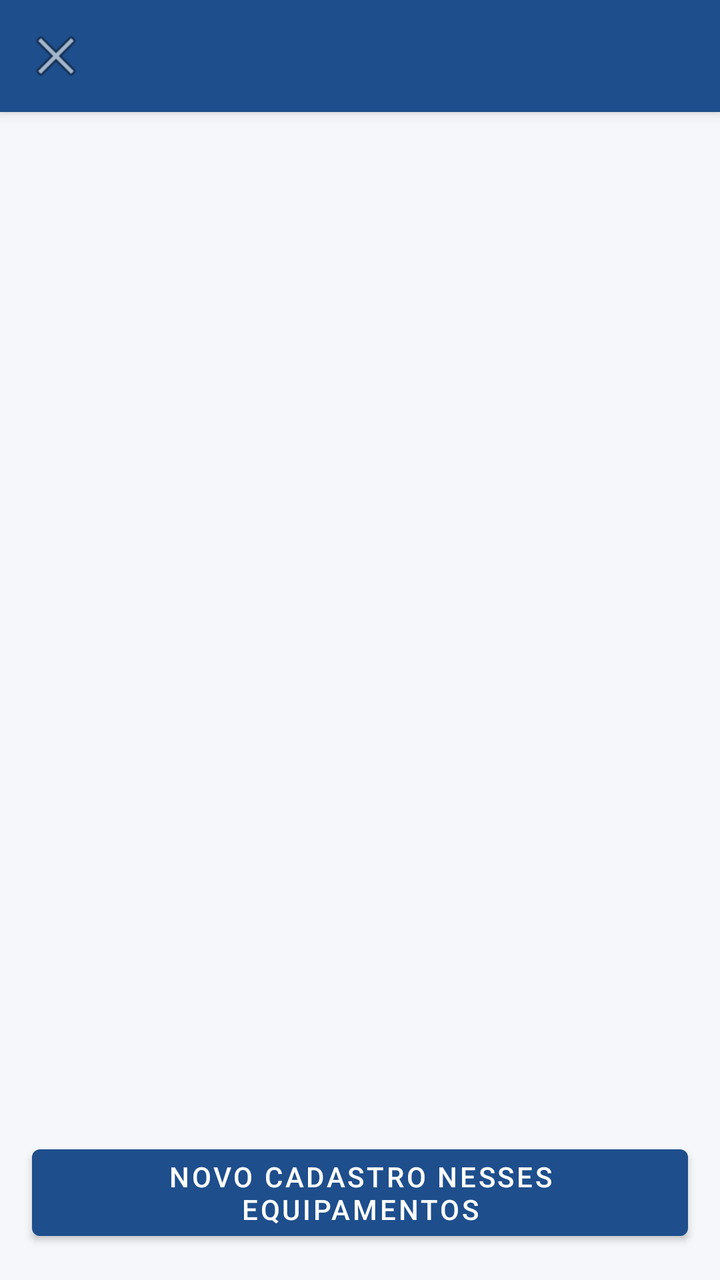
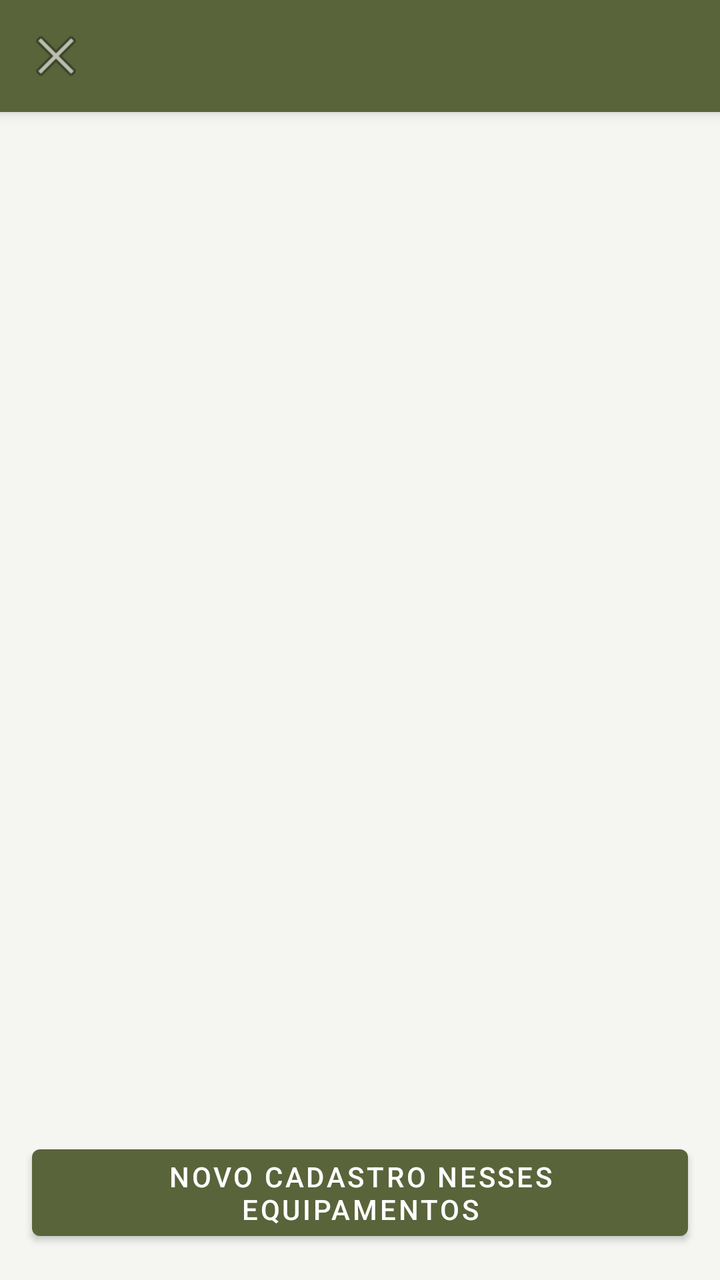

An Android layout rendered at two revisions. The XML below is the earlier revision; the diff shows what the commit changed to produce the second picture.
<!-- AndroidManifest.xml: application theme Theme.FacialApp -->
<!-- res/layout/activity_predio.xml -->
<?xml version="1.0" encoding="utf-8"?>
<androidx.coordinatorlayout.widget.CoordinatorLayout
    xmlns:android="http://schemas.android.com/apk/res/android"
    xmlns:app="http://schemas.android.com/apk/res-auto"
    android:layout_width="match_parent"
    android:layout_height="match_parent">

    <com.google.android.material.appbar.AppBarLayout
        android:layout_width="match_parent"
        android:layout_height="wrap_content">
        <androidx.appcompat.widget.Toolbar
            android:id="@+id/toolbar"
            android:layout_width="match_parent"
            android:layout_height="?attr/actionBarSize"
            android:background="@color/primary"
            android:titleTextColor="#FFFFFF"
            app:navigationIcon="@android:drawable/ic_menu_close_clear_cancel" />
    </com.google.android.material.appbar.AppBarLayout>

    <LinearLayout
        android:layout_width="match_parent"
        android:layout_height="match_parent"
        android:orientation="vertical"
        app:layout_behavior="@string/appbar_scrolling_view_behavior">

        <TextView
            android:id="@+id/textSemEquipamentos"
            android:layout_width="match_parent"
            android:layout_height="wrap_content"
            android:padding="24dp"
            android:gravity="center"
            android:text="Nenhum equipamento configurado ainda.\nToque no ⚙️ para configurar este prédio."
            android:textColor="#88000000"
            android:visibility="gone" />

        <androidx.recyclerview.widget.RecyclerView
            android:id="@+id/recyclerEquipamentos"
            android:layout_width="match_parent"
            android:layout_height="0dp"
            android:layout_weight="1"
            android:padding="8dp"
            android:clipToPadding="false" />

        <com.google.android.material.button.MaterialButton
            android:id="@+id/btnNovoCadastro"
            android:layout_width="match_parent"
            android:layout_height="wrap_content"
            android:layout_margin="16dp"
            android:text="Novo cadastro nesses equipamentos" />
    </LinearLayout>

</androidx.coordinatorlayout.widget.CoordinatorLayout>
<!-- resources referenced by this layout -->
<resources>
  <color name="primary">#1E4E8C</color>
  <style name="Theme.FacialApp" parent="Theme.MaterialComponents.Light.NoActionBar">
          <item name="colorPrimary">@color/primary</item>
          <item name="colorPrimaryDark">@color/primary_dark</item>
          <item name="colorAccent">@color/accent</item>
          <item name="android:windowBackground">@color/background</item>
      </style>
  <color name="primary_dark">#12315A</color>
  <color name="accent">#F2994A</color>
  <color name="background">#F5F7FA</color>
</resources>

<!-- the commit's change to res/layout/activity_predio.xml (unified diff, before → after) -->
@@ -38,7 +38,7 @@
             android:layout_width="match_parent"
             android:layout_height="0dp"
             android:layout_weight="1"
-            android:padding="8dp"
+            android:padding="12dp"
             android:clipToPadding="false" />
 
         <com.google.android.material.button.MaterialButton
<!-- resource entries referenced after the edit -->
@@ -1,14 +1,14 @@
 <!-- resources referenced by this layout -->
 <resources>
-  <color name="primary">#1E4E8C</color>
+  <color name="primary">#59643A</color>
   <style name="Theme.FacialApp" parent="Theme.MaterialComponents.Light.NoActionBar">
           <item name="colorPrimary">@color/primary</item>
           <item name="colorPrimaryDark">@color/primary_dark</item>
           <item name="colorAccent">@color/accent</item>
           <item name="android:windowBackground">@color/background</item>
       </style>
-  <color name="primary_dark">#12315A</color>
-  <color name="accent">#F2994A</color>
-  <color name="background">#F5F7FA</color>
+  <color name="primary_dark">#343D24</color>
+  <color name="accent">#89965A</color>
+  <color name="background">#F5F6F1</color>
 </resources>
 
